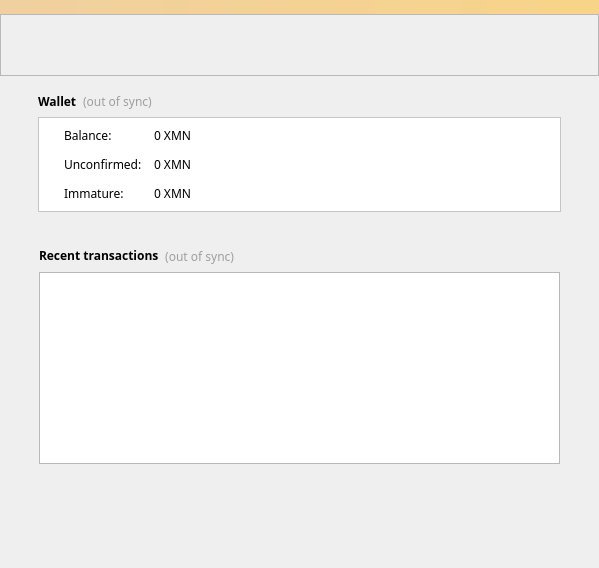
First picture: the form in src/qt/forms/overviewpage.ui, repository noirofficial/noir, before the edit.
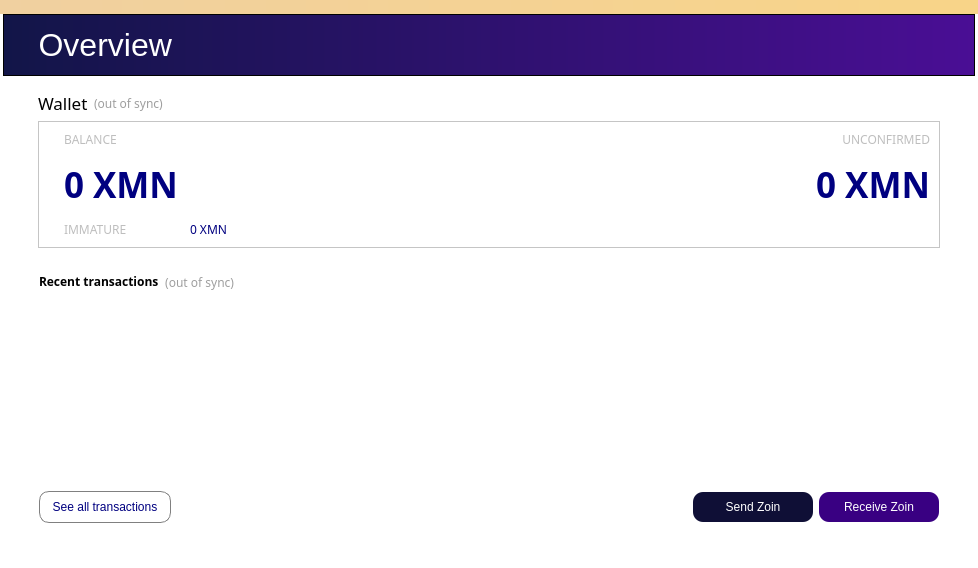
Second picture: the form after the edit. Icons and pictures are not drawn.

```diff
--- a/src/qt/forms/overviewpage.ui
+++ b/src/qt/forms/overviewpage.ui
@@ -6,7 +6,7 @@
    <rect>
     <x>0</x>
     <y>0</y>
-    <width>599</width>
+    <width>978</width>
     <height>568</height>
    </rect>
   </property>
@@ -17,7 +17,7 @@
    <bool>true</bool>
   </property>
   <property name="styleSheet">
-   <string notr="true"/>
+   <string notr="true">background-color:rgba(247, 247, 247, 0);</string>
   </property>
   <layout class="QVBoxLayout" name="topLayout">
    <property name="spacing">
@@ -63,20 +63,29 @@
          <property name="topMargin">
           <number>0</number>
          </property>
-         <item>
+         <item alignment="Qt::AlignHCenter">
           <widget class="QFrame" name="frame_3">
            <property name="sizePolicy">
-            <sizepolicy hsizetype="Preferred" vsizetype="Preferred">
-             <horstretch>0</horstretch>
+            <sizepolicy hsizetype="Expanding" vsizetype="Fixed">
+             <horstretch>11</horstretch>
              <verstretch>0</verstretch>
             </sizepolicy>
            </property>
            <property name="minimumSize">
             <size>
-             <width>575</width>
+             <width>972</width>
              <height>62</height>
             </size>
            </property>
+           <property name="layoutDirection">
+            <enum>Qt::LeftToRight</enum>
+           </property>
+           <property name="autoFillBackground">
+            <bool>false</bool>
+           </property>
+           <property name="styleSheet">
+            <string notr="true">background: QLinearGradient(x1: 0, y1: 0, x2: 1, y2: 0, stop: 0 #121548, stop: 1 #4a0e95);</string>
+           </property>
            <property name="frameShape">
             <enum>QFrame::StyledPanel</enum>
            </property>
@@ -88,27 +97,30 @@
              <rect>
               <x>0</x>
               <y>0</y>
-              <width>575</width>
+              <width>181</width>
               <height>62</height>
              </rect>
             </property>
             <property name="sizePolicy">
              <sizepolicy hsizetype="Maximum" vsizetype="Maximum">
-              <horstretch>0</horstretch>
-              <verstretch>0</verstretch>
+              <horstretch>100</horstretch>
+              <verstretch>100</verstretch>
              </sizepolicy>
             </property>
-            <property name="minimumSize">
-             <size>
-              <width>575</width>
-              <height>62</height>
-             </size>
+            <property name="font">
+             <font>
+              <pointsize>24</pointsize>
+             </font>
+            </property>
+            <property name="autoFillBackground">
+             <bool>false</bool>
             </property>
             <property name="styleSheet">
-             <string notr="true">background-image: url(:/images/header_image);</string>
+             <string notr="true">color:white;
+background-color: rgba(255, 255, 255,0);</string>
             </property>
             <property name="text">
-             <string/>
+             <string>    Overview</string>
             </property>
            </widget>
           </widget>
@@ -154,9 +166,10 @@
              <widget class="QLabel" name="label_5">
               <property name="font">
                <font>
-                <family>Sans Serif</family>
-                <weight>75</weight>
-                <bold>true</bold>
+                <family>PT Sans</family>
+                <pointsize>13</pointsize>
+                <weight>50</weight>
+                <bold>false</bold>
                </font>
               </property>
               <property name="text">
@@ -215,6 +228,9 @@
              <number>1</number>
             </property>
             <layout class="QFormLayout" name="formLayout_2">
+             <property name="sizeConstraint">
+              <enum>QLayout::SetDefaultConstraint</enum>
+             </property>
              <property name="fieldGrowthPolicy">
               <enum>QFormLayout::AllNonFixedFieldsGrow</enum>
              </property>
@@ -229,6 +245,9 @@
              </property>
              <item row="0" column="0">
               <widget class="QLabel" name="label">
+               <property name="enabled">
+                <bool>false</bool>
+               </property>
                <property name="font">
                 <font>
                  <family>Sans Serif</family>
@@ -238,17 +257,42 @@
                 <string notr="true"/>
                </property>
                <property name="text">
-                <string>Balance:</string>
+                <string>BALANCE</string>
                </property>
               </widget>
              </item>
              <item row="0" column="1">
+              <widget class="QLabel" name="label_3">
+               <property name="enabled">
+                <bool>false</bool>
+               </property>
+               <property name="font">
+                <font>
+                 <family>Sans Serif</family>
+                </font>
+               </property>
+               <property name="layoutDirection">
+                <enum>Qt::LeftToRight</enum>
+               </property>
+               <property name="styleSheet">
+                <string notr="true"/>
+               </property>
+               <property name="text">
+                <string>UNCONFIRMED</string>
+               </property>
+               <property name="alignment">
+                <set>Qt::AlignRight|Qt::AlignTrailing|Qt::AlignVCenter</set>
+               </property>
+              </widget>
+             </item>
+             <item row="1" column="0">
               <widget class="QLabel" name="labelBalance">
                <property name="font">
                 <font>
                  <family>Sans Serif</family>
-                 <weight>50</weight>
-                 <bold>false</bold>
+                 <pointsize>26</pointsize>
+                 <weight>75</weight>
+                 <bold>true</bold>
                 </font>
                </property>
                <property name="cursor">
@@ -258,7 +302,7 @@
                 <string>Your current balance</string>
                </property>
                <property name="styleSheet">
-                <string notr="true"/>
+                <string notr="true">color: rgb(0, 0, 128);</string>
                </property>
                <property name="text">
                 <string notr="true">0 XMN</string>
@@ -271,28 +315,14 @@
                </property>
               </widget>
              </item>
-             <item row="1" column="0">
-              <widget class="QLabel" name="label_3">
-               <property name="font">
-                <font>
-                 <family>Sans Serif</family>
-                </font>
-               </property>
-               <property name="styleSheet">
-                <string notr="true"/>
-               </property>
-               <property name="text">
-                <string>Unconfirmed:</string>
-               </property>
-              </widget>
-             </item>
              <item row="1" column="1">
               <widget class="QLabel" name="labelUnconfirmed">
                <property name="font">
                 <font>
                  <family>Sans Serif</family>
-                 <weight>50</weight>
-                 <bold>false</bold>
+                 <pointsize>26</pointsize>
+                 <weight>75</weight>
+                 <bold>true</bold>
                 </font>
                </property>
                <property name="cursor">
@@ -302,18 +332,24 @@
                 <string>Total of transactions that have yet to be confirmed, and do not yet count toward the current balance</string>
                </property>
                <property name="styleSheet">
-                <string notr="true"/>
+                <string notr="true">color: rgb(0, 0, 128);</string>
                </property>
                <property name="text">
                 <string notr="true">0 XMN</string>
                </property>
+               <property name="alignment">
+                <set>Qt::AlignRight|Qt::AlignTrailing|Qt::AlignVCenter</set>
+               </property>
                <property name="textInteractionFlags">
                 <set>Qt::LinksAccessibleByMouse|Qt::TextSelectableByKeyboard|Qt::TextSelectableByMouse</set>
                </property>
               </widget>
              </item>
-             <item row="2" column="0">
+             <item row="5" column="0">
               <widget class="QLabel" name="labelImmatureText">
+               <property name="enabled">
+                <bool>false</bool>
+               </property>
                <property name="font">
                 <font>
                  <family>Sans Serif</family>
@@ -323,11 +359,11 @@
                 <string notr="true"/>
                </property>
                <property name="text">
-                <string>Immature:</string>
+                <string>IMMATURE</string>
                </property>
               </widget>
              </item>
-             <item row="2" column="1">
+             <item row="5" column="1">
               <widget class="QLabel" name="labelImmature">
                <property name="font">
                 <font>
@@ -340,7 +376,7 @@
                 <string>Mined balance that has not yet matured</string>
                </property>
                <property name="styleSheet">
-                <string notr="true"/>
+                <string notr="true">color: rgb(0, 0, 128);</string>
                </property>
                <property name="text">
                 <string notr="true">0 XMN</string>
@@ -470,8 +506,79 @@
               <property name="selectionMode">
                <enum>QAbstractItemView::NoSelection</enum>
               </property>
+              <property name="spacing">
+               <number>0</number>
+              </property>
              </widget>
             </item>
+            <item>
+             <layout class="QHBoxLayout" name="horizontalLayout_5">
+              <item>
+               <widget class="QPushButton" name="pushButton_3">
+                <property name="styleSheet">
+                 <string notr="true">color: rgb(0, 0, 128);
+border-radius:10px;
+height:30px;
+width:130px;
+border-color:gray;
+border-width:1px;
+background-color:white;
+border-style:solid;</string>
+                </property>
+                <property name="text">
+                 <string>See all transactions</string>
+                </property>
+                <property name="flat">
+                 <bool>false</bool>
+                </property>
+               </widget>
+              </item>
+              <item>
+               <spacer name="horizontalSpacer_3">
+                <property name="orientation">
+                 <enum>Qt::Horizontal</enum>
+                </property>
+                <property name="sizeHint" stdset="0">
+                 <size>
+                  <width>40</width>
+                  <height>20</height>
+                 </size>
+                </property>
+               </spacer>
+              </item>
+              <item>
+               <widget class="QPushButton" name="pushButton_2">
+                <property name="autoFillBackground">
+                 <bool>false</bool>
+                </property>
+                <property name="styleSheet">
+                 <string notr="true">background-color: rgb(15, 15, 54);
+color: white;
+border-radius:10px;
+height:30px;
+width:120px;</string>
+                </property>
+                <property name="text">
+                 <string>Send Zoin</string>
+                </property>
+               </widget>
+              </item>
+              <item>
+               <widget class="QPushButton" name="pushButton">
+                <property name="styleSheet">
+                 <string notr="true">background-color: rgb(57, 0, 130);
+color: white;
+border-radius:10px;
+height:30px;
+width:120px;</string>
+                </property>
+                <property name="text">
+                 <string>Receive Zoin</string>
+                </property>
+               </widget>
+              </item>
+             </layout>
+            </item>
            </layout>
           </widget>
          </item>
```
Left out of the diff: 8 changed lines with no effect on the pictures.
